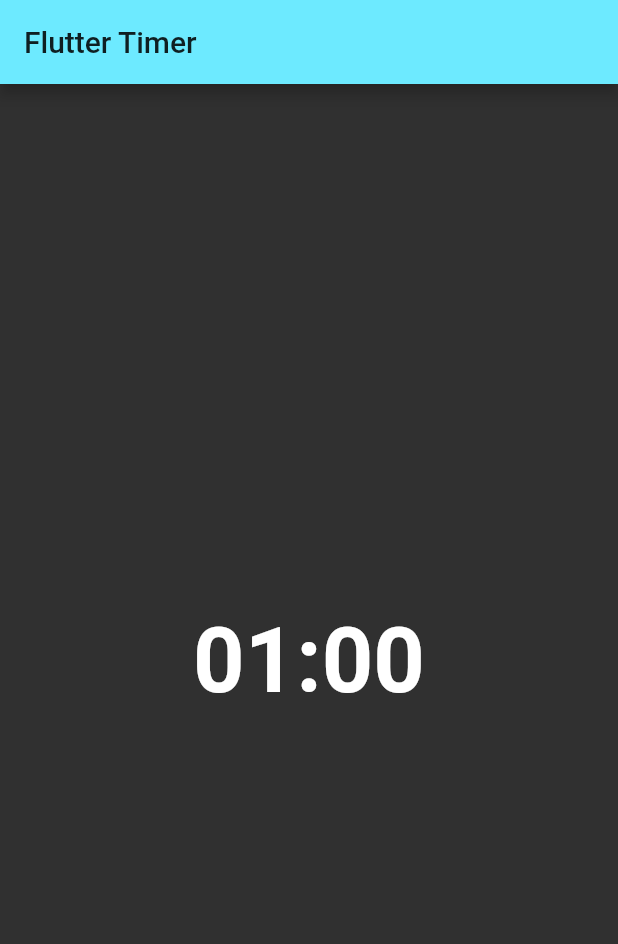
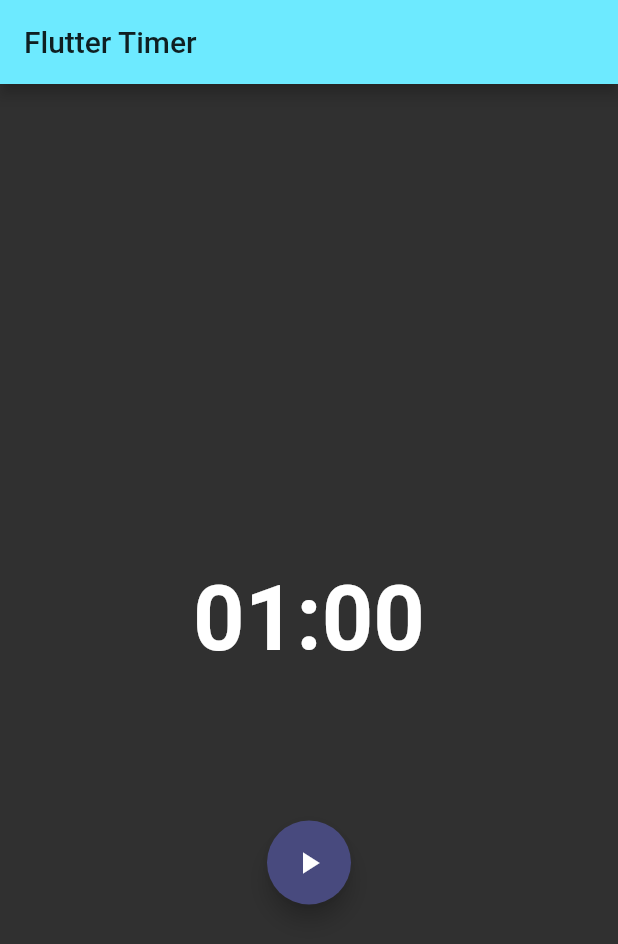
Before and after one commit to sameerp98/Flutter-Bloc-Samples, a Flutter app: the screen it shows after launch, on a phone screen of 412 x 824 dp. Shown: the top 944 px of the screen. Run offline on Flutter 3.47's test engine with Material 2 defaults, Android fonts, the phone set to English and light mode, and no system bars; our stand-ins replace bloc, equatable, flutter_bloc.

Commit message:
added actions widget

```diff
--- /dev/null
+++ b/lib/widgets/actions.dart
@@ -0,0 +1,62 @@
+import 'package:flutter/cupertino.dart';
+import 'package:flutter/material.dart';
+import 'package:flutter_bloc/flutter_bloc.dart';
+import 'package:flutter_timer/bloc/timer_bloc.dart';
+
+class Actions extends StatelessWidget {
+  @override
+  Widget build(BuildContext context) {
+    return Row(
+      mainAxisAlignment: MainAxisAlignment.spaceEvenly,
+      children: _mapStateToActionButtons(
+        timerBloc: BlocProvider.of<TimerBloc>(context),
+      ),
+    );
+  }
+
+  List<Widget> _mapStateToActionButtons({TimerBloc timerBloc}) {
+    final TimerState currentState = timerBloc.state;
+    if (currentState is TimerInitial) {
+      return [
+        FloatingActionButton(
+          child: Icon(Icons.play_arrow),
+          onPressed: () =>
+              timerBloc.add(TimerStarted(duration: currentState.duration)),
+        ),
+      ];
+    }
+    if (currentState is TimerRunInProgress) {
+      return [
+        FloatingActionButton(
+          child: Icon(Icons.pause),
+          onPressed: () => timerBloc.add(TimerPaused()),
+        ),
+        FloatingActionButton(
+          child: Icon(Icons.replay),
+          onPressed: () => timerBloc.add(TimerReset()),
+        )
+      ];
+    }
+    if (currentState is TimerRunPause) {
+      return [
+        FloatingActionButton(
+          child: Icon(Icons.play_arrow),
+          onPressed: () => timerBloc.add(TimerResumed()),
+        ),
+        FloatingActionButton(
+          child: Icon(Icons.replay),
+          onPressed: () => timerBloc.add(TimerReset()),
+        )
+      ];
+    }
+    if (currentState is TimerRunComplete) {
+      return [
+        FloatingActionButton(
+          child: Icon(Icons.replay),
+          onPressed: () => timerBloc.add(TimerReset()),
+        )
+      ];
+    }
+    return [];
+  }
+}
--- a/lib/widgets/timer.dart
+++ b/lib/widgets/timer.dart
@@ -1,6 +1,8 @@
 import 'package:flutter/material.dart';
 import 'package:flutter_bloc/flutter_bloc.dart';
 import 'package:flutter_timer/bloc/timer_bloc.dart';
+
+import 'package:flutter_timer/widgets/actions.dart' as act;
 
 class Timer extends StatelessWidget {
   static const TextStyle timerTextStyle = TextStyle(
@@ -33,6 +35,11 @@ class Timer extends StatelessWidget {
                 },
               ),
             ),
+          ),
+          BlocBuilder<TimerBloc, TimerState>(
+            condition: (previousState, state) =>
+                state.runtimeType != previousState.runtimeType,
+            builder: (context, state) => act.Actions(),
           )
         ],
       ),
```
